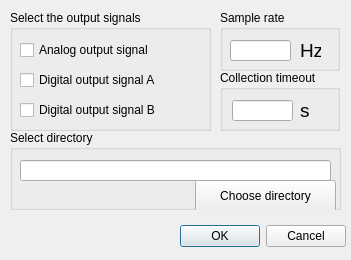
Before: the Qt Designer form non_contact_tremor/trialsetup.ui in oliveirafhm/NCCSystem, drawn with Qt 5.
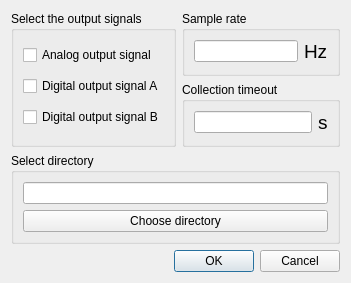
After: the same form once the commit is applied.

Commit message: New icons; Serial communication fixed; Start data collection in progress; Stop data collection isn't implemented yet; Implementation stopped because I need to redesign the software using a class diagram;

Patch:
```diff
--- a/non_contact_tremor/trialsetup.ui
+++ b/non_contact_tremor/trialsetup.ui
@@ -7,104 +7,126 @@
     <x>0</x>
     <y>0</y>
     <width>351</width>
-    <height>260</height>
+    <height>283</height>
    </rect>
   </property>
   <property name="windowTitle">
    <string>Trial setup</string>
   </property>
-  <widget class="QDialogButtonBox" name="buttonBox">
-   <property name="geometry">
-    <rect>
-     <x>175</x>
-     <y>220</y>
-     <width>171</width>
-     <height>32</height>
-    </rect>
-   </property>
-   <property name="orientation">
-    <enum>Qt::Horizontal</enum>
-   </property>
-   <property name="standardButtons">
-    <set>QDialogButtonBox::Cancel|QDialogButtonBox::Ok</set>
-   </property>
-  </widget>
+  <layout class="QGridLayout" name="gridLayout">
+   <item row="1" column="1">
+    <widget class="QGroupBox" name="groupBox_3">
+     <property name="title">
+      <string>Collection timeout</string>
+     </property>
+     <layout class="QGridLayout" name="gridLayout_4">
+      <item row="0" column="0">
+       <widget class="QLineEdit" name="collectionTimeoutLineEdit">
+        <property name="text">
+         <string/>
+        </property>
+        <property name="alignment">
+         <set>Qt::AlignCenter</set>
+        </property>
+       </widget>
+      </item>
+      <item row="0" column="1">
+       <widget class="QLabel" name="label_2">
+        <property name="font">
+         <font>
+          <pointsize>14</pointsize>
+         </font>
+        </property>
+        <property name="text">
+         <string>s</string>
+        </property>
+       </widget>
+      </item>
+     </layout>
+    </widget>
+   </item>
+   <item row="2" column="0" colspan="2">
+    <widget class="QGroupBox" name="groupBox_2">
+     <property name="toolTip">
+      <string>Select the directory to save data that will be collected.</string>
+     </property>
+     <property name="title">
+      <string>Select directory</string>
+     </property>
+     <layout class="QGridLayout" name="gridLayout_3">
+      <item row="0" column="0">
+       <widget class="QLineEdit" name="directoryPathLineEdit">
+        <property name="focusPolicy">
+         <enum>Qt::NoFocus</enum>
+        </property>
+        <property name="readOnly">
+         <bool>true</bool>
+        </property>
+       </widget>
+      </item>
+      <item row="1" column="0">
+       <widget class="QPushButton" name="chooseDirectoryButton">
+        <property name="focusPolicy">
+         <enum>Qt::StrongFocus</enum>
+        </property>
+        <property name="text">
+         <string>Choose directory</string>
+        </property>
+       </widget>
+      </item>
+     </layout>
+    </widget>
+   </item>
+   <item row="0" column="0" rowspan="2">
   <widget class="QGroupBox" name="outputSignalsBox">
-   <property name="geometry">
-    <rect>
-     <x>10</x>
-     <y>10</y>
-     <width>201</width>
-     <height>121</height>
-    </rect>
-   </property>
    <property name="toolTip">
     <string>Enable the output signals (you may choose more than one).</string>
    </property>
    <property name="title">
     <string>Select the output signals</string>
    </property>
+     <layout class="QGridLayout" name="gridLayout_5">
+      <item row="0" column="0">
    <widget class="QCheckBox" name="analogOutSignalCheckBox">
-    <property name="geometry">
-     <rect>
-      <x>10</x>
-      <y>30</y>
-      <width>151</width>
-      <height>20</height>
-     </rect>
+        <property name="focusPolicy">
+         <enum>Qt::StrongFocus</enum>
     </property>
     <property name="text">
      <string>Analog output signal</string>
     </property>
    </widget>
+      </item>
+      <item row="1" column="0">
    <widget class="QCheckBox" name="digitalOutSignalACheckBox">
-    <property name="geometry">
-     <rect>
-      <x>10</x>
-      <y>60</y>
-      <width>161</width>
-      <height>20</height>
-     </rect>
+        <property name="focusPolicy">
+         <enum>Qt::StrongFocus</enum>
     </property>
     <property name="text">
      <string>Digital output signal A</string>
     </property>
    </widget>
+      </item>
+      <item row="2" column="0">
    <widget class="QCheckBox" name="digitalOutSignalBCheckBox">
-    <property name="geometry">
-     <rect>
-      <x>10</x>
-      <y>90</y>
-      <width>161</width>
-      <height>20</height>
-     </rect>
+        <property name="focusPolicy">
+         <enum>Qt::StrongFocus</enum>
     </property>
     <property name="text">
      <string>Digital output signal B</string>
     </property>
    </widget>
-  </widget>
+      </item>
+     </layout>
+    </widget>
+   </item>
+   <item row="0" column="1">
   <widget class="QGroupBox" name="groupBox">
-   <property name="geometry">
-    <rect>
-     <x>220</x>
-     <y>10</y>
-     <width>120</width>
-     <height>61</height>
-    </rect>
-   </property>
    <property name="title">
     <string>Sample rate</string>
    </property>
+     <layout class="QGridLayout" name="gridLayout_2">
+      <item row="0" column="0">
    <widget class="QLineEdit" name="sampleRateLineEdit">
-    <property name="geometry">
-     <rect>
-      <x>10</x>
-      <y>30</y>
-      <width>61</width>
-      <height>21</height>
-     </rect>
-    </property>
     <property name="text">
      <string/>
     </property>
@@ -112,15 +134,9 @@
      <set>Qt::AlignCenter</set>
     </property>
    </widget>
+      </item>
+      <item row="0" column="1">
    <widget class="QLabel" name="label">
-    <property name="geometry">
-     <rect>
-      <x>80</x>
-      <y>30</y>
-      <width>21</width>
-      <height>21</height>
-     </rect>
-    </property>
     <property name="font">
      <font>
       <pointsize>14</pointsize>
@@ -133,96 +149,24 @@
      <string>Hz</string>
     </property>
    </widget>
-  </widget>
-  <widget class="QGroupBox" name="groupBox_2">
-   <property name="geometry">
-    <rect>
-     <x>10</x>
-     <y>130</y>
-     <width>331</width>
-     <height>80</height>
-    </rect>
-   </property>
-   <property name="toolTip">
-    <string>Select the directory to save data that will be collected.</string>
-   </property>
-   <property name="title">
-    <string>Select directory</string>
-   </property>
-   <widget class="QLineEdit" name="directoryPathLineEdit">
-    <property name="geometry">
-     <rect>
-      <x>10</x>
-      <y>30</y>
-      <width>311</width>
-      <height>21</height>
-     </rect>
-    </property>
-    <property name="readOnly">
-     <bool>true</bool>
-    </property>
-   </widget>
-   <widget class="QPushButton" name="chooseDirectoryButton">
-    <property name="geometry">
-     <rect>
-      <x>185</x>
-      <y>50</y>
-      <width>141</width>
-      <height>32</height>
-     </rect>
-    </property>
-    <property name="text">
-     <string>Choose directory</string>
-    </property>
-   </widget>
-  </widget>
-  <widget class="QGroupBox" name="groupBox_3">
-   <property name="geometry">
-    <rect>
-     <x>220</x>
-     <y>70</y>
-     <width>120</width>
-     <height>61</height>
-    </rect>
-   </property>
-   <property name="title">
-    <string>Collection timeout</string>
-   </property>
-   <widget class="QLineEdit" name="collectionTimeoutLineEdit">
-    <property name="geometry">
-     <rect>
-      <x>12</x>
-      <y>30</y>
-      <width>61</width>
-      <height>21</height>
-     </rect>
-    </property>
-    <property name="text">
-     <string/>
-    </property>
-    <property name="alignment">
-     <set>Qt::AlignCenter</set>
-    </property>
-   </widget>
-   <widget class="QLabel" name="label_2">
-    <property name="geometry">
-     <rect>
-      <x>80</x>
-      <y>30</y>
-      <width>16</width>
-      <height>21</height>
-     </rect>
-    </property>
-    <property name="font">
-     <font>
-      <pointsize>14</pointsize>
-     </font>
-    </property>
-    <property name="text">
-     <string>s</string>
-    </property>
-   </widget>
-  </widget>
+      </item>
+     </layout>
+    </widget>
+   </item>
+   <item row="3" column="0" colspan="2">
+    <widget class="QDialogButtonBox" name="buttonBox">
+     <property name="focusPolicy">
+      <enum>Qt::StrongFocus</enum>
+     </property>
+     <property name="orientation">
+      <enum>Qt::Horizontal</enum>
+     </property>
+     <property name="standardButtons">
+      <set>QDialogButtonBox::Cancel|QDialogButtonBox::Ok</set>
+     </property>
+    </widget>
+   </item>
+  </layout>
  </widget>
  <tabstops>
   <tabstop>analogOutSignalCheckBox</tabstop>
```
Lines whose indentation alone changed are shown as unchanged. The commit also changes 34 other files.
